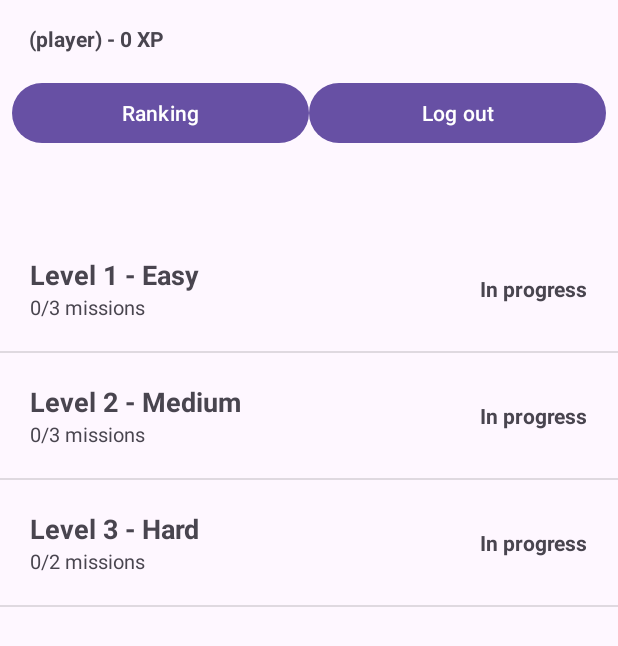
After one commit to alaahmidi154/Mobile-App_Learning_Programming, an Android app: the LevelsActivity screen opened directly, with no data from a screen before it, on a phone screen of 412 x 824 dp. The commit adds this screen. Shown: the top 646 px of the screen. Run offline under Robolectric (Android 15) with nearby library versions, the phone set to English and light mode, and no system bars.

Commit message:
feat(android): levels screen, password reset, roles, missions locked in sequence

```diff
--- /dev/null
+++ b/android/app/src/main/java/com/example/codemissions/Level.java
@@ -0,0 +1,24 @@
+package com.example.codemissions;
+
+public class Level {
+    private final int level;
+    private final String name;
+    private final int total;
+    private final int completed;
+    private final boolean unlocked;
+
+    public Level(int level, String name, int total, int completed, boolean unlocked) {
+        this.level = level;
+        this.name = name;
+        this.total = total;
+        this.completed = completed;
+        this.unlocked = unlocked;
+    }
+
+    public int getLevel() { return level; }
+    public String getName() { return name; }
+    public int getTotal() { return total; }
+    public int getCompleted() { return completed; }
+    public boolean isUnlocked() { return unlocked; }
+    public boolean isCompleted() { return total > 0 && completed == total; }
+}
--- /dev/null
+++ b/android/app/src/main/java/com/example/codemissions/LevelAdapter.java
@@ -0,0 +1,42 @@
+package com.example.codemissions;
+
+import android.content.Context;
+import android.view.LayoutInflater;
+import android.view.View;
+import android.view.ViewGroup;
+import android.widget.BaseAdapter;
+import android.widget.TextView;
+
+import java.util.List;
+
+public class LevelAdapter extends BaseAdapter {
+
+    private final Context context;
+    private final List<Level> levels;
+
+    public LevelAdapter(Context context, List<Level> levels) {
+        this.context = context;
+        this.levels = levels;
+    }
+
+    @Override public int getCount() { return levels.size(); }
+    @Override public Object getItem(int position) { return levels.get(position); }
+    @Override public long getItemId(int position) { return levels.get(position).getLevel(); }
+
+    @Override
+    public View getView(int position, View convertView, ViewGroup parent) {
+        if (convertView == null) {
+            convertView = LayoutInflater.from(context).inflate(R.layout.item_level, parent, false);
+        }
+        Level l = levels.get(position);
+        ((TextView) convertView.findViewById(R.id.txtLevelName))
+                .setText("Level " + l.getLevel() + " - " + l.getName());
+        ((TextView) convertView.findViewById(R.id.txtLevelProgress))
+                .setText(l.getCompleted() + "/" + l.getTotal() + " missions");
+
+        TextView status = convertView.findViewById(R.id.txtLevelStatus);
+        convertView.setAlpha(1f);
+        status.setText(l.isCompleted() ? "\u2714 Completed" : "In progress");
+        return convertView;
+    }
+}
--- /dev/null
+++ b/android/app/src/main/java/com/example/codemissions/LevelsActivity.java
@@ -0,0 +1,97 @@
+package com.example.codemissions;
+
+import android.content.Intent;
+import android.os.Bundle;
+import android.view.View;
+import android.widget.Button;
+import android.widget.ListView;
+import android.widget.TextView;
+
+import androidx.appcompat.app.AppCompatActivity;
+
+import org.json.JSONArray;
+import org.json.JSONObject;
+
+import java.util.ArrayList;
+import java.util.List;
+
+public class LevelsActivity extends AppCompatActivity {
+
+    private final List<Level> levels = new ArrayList<>();
+    private LevelAdapter adapter;
+    private TextView txtUserInfo, txtStatus;
+
+    @Override
+    protected void onCreate(Bundle savedInstanceState) {
+        super.onCreate(savedInstanceState);
+        setContentView(R.layout.activity_levels);
+
+        txtUserInfo = findViewById(R.id.txtUserInfo);
+        txtStatus = findViewById(R.id.txtLevelsStatus);
+        ListView listView = findViewById(R.id.listViewLevels);
+        Button btnLeaderboard = findViewById(R.id.btnLeaderboard);
+        Button btnAdmin = findViewById(R.id.btnAdmin);
+        Button btnLogout = findViewById(R.id.btnLogout);
+
+        adapter = new LevelAdapter(this, levels);
+        listView.setAdapter(adapter);
+
+        // All levels are open: the lock is on the missions inside a level
+        listView.setOnItemClickListener((parent, view, position, id) -> {
+            Intent intent = new Intent(this, MissionsActivity.class);
+            intent.putExtra("level", levels.get(position).getLevel());
+            startActivity(intent);
+        });
+
+        btnLeaderboard.setOnClickListener(v ->
+                startActivity(new Intent(this, LeaderboardActivity.class)));
+
+        if (Session.isAdmin(this)) {
+            btnAdmin.setVisibility(View.VISIBLE);
+            btnAdmin.setOnClickListener(v ->
+                    startActivity(new Intent(this, AdminActivity.class)));
+        }
+
+        btnLogout.setOnClickListener(v -> {
+            Session.clear(this);
+            Intent intent = new Intent(this, MainActivity.class);
+            intent.addFlags(Intent.FLAG_ACTIVITY_NEW_TASK | Intent.FLAG_ACTIVITY_CLEAR_TASK);
+            startActivity(intent);
+        });
+    }
+
+    @Override
+    protected void onResume() {
+        super.onResume();
+        txtUserInfo.setText(Session.getEmail(this) + " (" + Session.getRole(this)
+                + ") - " + Session.getXp(this) + " XP");
+        loadLevels();
+    }
+
+    private void loadLevels() {
+        txtStatus.setText("");
+        if (ApiClient.USE_MOCK_DATA) {
+            levels.clear();
+            levels.addAll(MockData.levels(this));
+            adapter.notifyDataSetChanged();
+            return;
+        }
+
+        ApiClient.getInstance(this).getArray("/levels",
+                (JSONArray response) -> {
+                    levels.clear();
+                    for (int i = 0; i < response.length(); i++) {
+                        JSONObject o = response.optJSONObject(i);
+                        if (o == null) continue;
+                        levels.add(new Level(
+                                o.optInt("level"),
+                                o.optString("name"),
+                                o.optInt("total"),
+                                o.optInt("completed"),
+                                true));
+                    }
+                    adapter.notifyDataSetChanged();
+                },
+                error -> txtStatus.setText(ErrorUtils.message(error)));
+    }
+}
--- a/android/app/src/main/java/com/example/codemissions/Mission.java
+++ b/android/app/src/main/java/com/example/codemissions/Mission.java
@@ -2,13 +2,16 @@ package com.example.codemissions;
 
 public class Mission {
     private int id;
+    private int level;
     private String title;
     private String difficulty;
     private int xp;
     private boolean solved;
+    private boolean unlocked = true;
 
-    public Mission(int id, String title, String difficulty, int xp, boolean solved) {
+    public Mission(int id, int level, String title, String difficulty, int xp, boolean solved) {
         this.id = id;
+        this.level = level;
         this.title = title;
         this.difficulty = difficulty;
         this.xp = xp;
@@ -16,8 +19,11 @@ public class Mission {
     }
 
     public int getId() { return id; }
+    public int getLevel() { return level; }
     public String getTitle() { return title; }
     public String getDifficulty() { return difficulty; }
     public int getXp() { return xp; }
     public boolean isSolved() { return solved; }
+    public boolean isUnlocked() { return unlocked; }
+    public void setUnlocked(boolean unlocked) { this.unlocked = unlocked; }
 }
--- /dev/null
+++ b/android/app/src/main/java/com/example/codemissions/MockData.java
@@ -0,0 +1,46 @@
+package com.example.codemissions;
+
+import android.content.Context;
+
+import java.util.ArrayList;
+import java.util.List;
+
+public class MockData {
+
+    private static Mission m(Context c, int id, int level, String title, String diff, int xp) {
+        return new Mission(id, level, title, diff, xp, Session.isSolved(c, id));
+    }
+
+    public static List<Mission> allMissions(Context c) {
+        List<Mission> l = new ArrayList<>();
+        l.add(m(c, 1, 1, "Hello World", "Easy", 10));
+        l.add(m(c, 2, 1, "Sum of two numbers", "Easy", 10));
+        l.add(m(c, 3, 1, "Even or odd", "Easy", 15));
+        l.add(m(c, 4, 2, "Reverse a string", "Medium", 20));
+        l.add(m(c, 5, 2, "Factorial", "Medium", 25));
+        l.add(m(c, 6, 2, "Count vowels", "Medium", 25));
+        l.add(m(c, 7, 3, "Palindrome", "Hard", 35));
+        l.add(m(c, 8, 3, "Fibonacci", "Hard", 40));
+        return l;
+    }
+
+    public static List<Mission> missionsForLevel(Context c, int level) {
+        List<Mission> result = new ArrayList<>();
+        for (Mission mission : allMissions(c)) {
+            if (mission.getLevel() == level) result.add(mission);
+        }
+        return result;
+    }
+
+    public static List<Level> levels(Context c) {
+        String[] names = {"Easy", "Medium", "Hard"};
+        List<Level> result = new ArrayList<>();
+        for (int lv = 1; lv <= 3; lv++) {
+            List<Mission> ms = missionsForLevel(c, lv);
+            int done = 0;
+            for (Mission mission : ms) if (mission.isSolved()) done++;
+            result.add(new Level(lv, names[lv - 1], ms.size(), done, true));
+        }
+        return result;
+    }
+}
--- a/android/app/src/main/java/com/example/codemissions/Session.java
+++ b/android/app/src/main/java/com/example/codemissions/Session.java
@@ -2,6 +2,9 @@ package com.example.codemissions;
 
 import android.content.Context;
 import android.content.SharedPreferences;
+
+import java.util.HashSet;
+import java.util.Set;
 
 public class Session {
 
@@ -9,11 +12,12 @@ public class Session {
         return c.getSharedPreferences("session", Context.MODE_PRIVATE);
     }
 
-    public static void save(Context c, String token, String email, int xp) {
+    public static void save(Context c, String token, String email, int xp, String role) {
         prefs(c).edit()
                 .putString("token", token)
                 .putString("email", email)
                 .putInt("xp", xp)
+                .putString("role", role)
                 .apply();
     }
 
@@ -21,6 +25,22 @@ public class Session {
     public static String getEmail(Context c) { return prefs(c).getString("email", ""); }
     public static int getXp(Context c) { return prefs(c).getInt("xp", 0); }
     public static void setXp(Context c, int xp) { prefs(c).edit().putInt("xp", xp).apply(); }
+    public static String getRole(Context c) { return prefs(c).getString("role", "player"); }
+    public static boolean isAdmin(Context c) { return "admin".equals(getRole(c)); }
     public static boolean isLoggedIn(Context c) { return getToken(c) != null; }
-    public static void clear(Context c) { prefs(c).edit().clear().apply(); }
+
+    // Mock mode only: remembers which missions were solved
+    public static void markSolved(Context c, int missionId) {
+        Set<String> s = new HashSet<>(prefs(c).getStringSet("solved", new HashSet<>()));
+        s.add(String.valueOf(missionId));
+        prefs(c).edit().putStringSet("solved", s).apply();
+    }
+
+    public static boolean isSolved(Context c, int missionId) {
+        return prefs(c).getStringSet("solved", new HashSet<>()).contains(String.valueOf(missionId));
+    }
+
+    public static void clear(Context c) {
+        prefs(c).edit().remove("token").remove("email").remove("xp").remove("role").apply();
+    }
 }
--- /dev/null
+++ b/android/app/src/main/res/layout/activity_levels.xml
@@ -0,0 +1,56 @@
+<?xml version="1.0" encoding="utf-8"?>
+<LinearLayout xmlns:android="http://schemas.android.com/apk/res/android"
+    android:layout_width="match_parent"
+    android:layout_height="match_parent"
+    android:orientation="vertical">
+
+    <TextView
+        android:id="@+id/txtUserInfo"
+        android:layout_width="match_parent"
+        android:layout_height="wrap_content"
+        android:padding="16dp"
+        android:text="user - 0 XP"
+        android:textStyle="bold" />
+
+    <LinearLayout
+        android:layout_width="match_parent"
+        android:layout_height="wrap_content"
+        android:orientation="horizontal"
+        android:paddingStart="8dp"
+        android:paddingEnd="8dp">
+
+        <Button
+            android:id="@+id/btnLeaderboard"
+            android:layout_width="0dp"
+            android:layout_height="wrap_content"
+            android:layout_weight="1"
+            android:text="Ranking" />
+
+        <Button
+            android:id="@+id/btnAdmin"
+            android:layout_width="0dp"
+            android:layout_height="wrap_content"
+            android:layout_weight="1"
+            android:text="Admin"
+            android:visibility="gone" />
+
+        <Button
+            android:id="@+id/btnLogout"
+            android:layout_width="0dp"
+            android:layout_height="wrap_content"
+            android:layout_weight="1"
+            android:text="Log out" />
+    </LinearLayout>
+
+    <TextView
+        android:id="@+id/txtLevelsStatus"
+        android:layout_width="match_parent"
+        android:layout_height="wrap_content"
+        android:padding="16dp"
+        android:textColor="#E53E3E" />
+
+    <ListView
+        android:id="@+id/listViewLevels"
+        android:layout_width="match_parent"
+        android:layout_height="match_parent" />
+</LinearLayout>
--- /dev/null
+++ b/android/app/src/main/res/layout/item_level.xml
@@ -0,0 +1,37 @@
+<?xml version="1.0" encoding="utf-8"?>
+<LinearLayout xmlns:android="http://schemas.android.com/apk/res/android"
+    android:layout_width="match_parent"
+    android:layout_height="wrap_content"
+    android:orientation="horizontal"
+    android:padding="20dp"
+    android:gravity="center_vertical">
+
+    <LinearLayout
+        android:layout_width="0dp"
+        android:layout_height="wrap_content"
+        android:layout_weight="1"
+        android:orientation="vertical">
+
+        <TextView
+            android:id="@+id/txtLevelName"
+            android:layout_width="wrap_content"
+            android:layout_height="wrap_content"
+            android:text="Level 1 - Easy"
+            android:textSize="18sp"
+            android:textStyle="bold" />
+
+        <TextView
+            android:id="@+id/txtLevelProgress"
+            android:layout_width="wrap_content"
+            android:layout_height="wrap_content"
+            android:text="0/3 missions"
+            android:textSize="13sp" />
+    </LinearLayout>
+
+    <TextView
+        android:id="@+id/txtLevelStatus"
+        android:layout_width="wrap_content"
+        android:layout_height="wrap_content"
+        android:text="In progress"
+        android:textStyle="bold" />
+</LinearLayout>
```
Also changed, not shown: android/app/src/main/AndroidManifest.xml (+23 -6 lines), android/app/src/main/java/com/example/codemissions/AdminActivity.java (added, +64 -0 lines), android/app/src/main/java/com/example/codemissions/MainActivity.java (+24 -9 lines), android/app/src/main/java/com/example/codemissions/MissionActivity.java (+5 -2 lines), android/app/src/main/java/com/example/codemissions/MissionAdapter.java (+12 -2 lines), android/app/src/main/java/com/example/codemissions/MissionsActivity.java (+25 -8 lines), android/app/src/main/java/com/example/codemissions/ResetPasswordActivity.java (added, +102 -0 lines), android/app/src/main/res/layout/activity_admin.xml (added, +26 -0 lines), android/app/src/main/res/layout/activity_main.xml (+10 -0 lines), android/app/src/main/res/layout/activity_reset_password.xml (added, +57 -0 lines).
